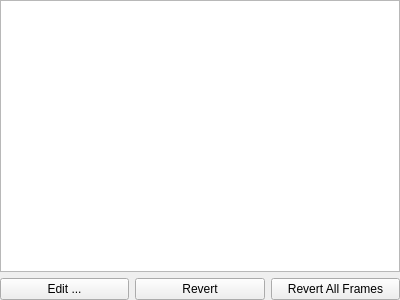
First picture: the form in pxr/usdImaging/lib/usdviewq/attributeValueEditorUI.ui, repository PixarAnimationStudios/OpenUSD, before the edit.
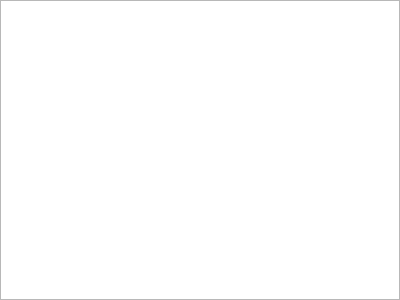
Second picture: the form after the edit.

Commit message:
[Usdview] Removed watchWindow widget and editing functionality (including Edit/Revert/Revert All Frames buttons in UI) from attributeValueEditor. This is part of cleaning Usdview to prepare for the formal command plugin system.
(Internal change: 1802885)

Diff of the .ui file:
```diff
--- a/pxr/usdImaging/lib/usdviewq/attributeValueEditorUI.ui
+++ b/pxr/usdImaging/lib/usdviewq/attributeValueEditorUI.ui
@@ -53,43 +53,6 @@
      <widget class="QTextBrowser" name="valueViewer"/>
     </widget>
    </item>
-   <item>
-    <layout class="QHBoxLayout" name="horizontalLayout">
-     <property name="topMargin">
-      <number>0</number>
-     </property>
-     <item>
-      <widget class="QPushButton" name="editButton">
-       <property name="toolTip">
-        <string>Edit the attribute or member.</string>
-       </property>
-       <property name="text">
-        <string>Edit ...</string>
-       </property>
-      </widget>
-     </item>
-     <item>
-      <widget class="QPushButton" name="revertButton">
-       <property name="toolTip">
-        <string>Revert the attribute override to its original value at the current frame.</string>
-       </property>
-       <property name="text">
-        <string>Revert</string>
-       </property>
-      </widget>
-     </item>
-     <item>
-      <widget class="QPushButton" name="revertAllButton">
-       <property name="toolTip">
-        <string>Revert all overrides for this attribute.</string>
-       </property>
-       <property name="text">
-        <string>Revert All Frames</string>
-       </property>
-      </widget>
-     </item>
-    </layout>
-   </item>
   </layout>
  </widget>
  <resources/>
```
Left out of the diff: 24 changed lines with no effect on the pictures. The commit also changes 6 other files.
